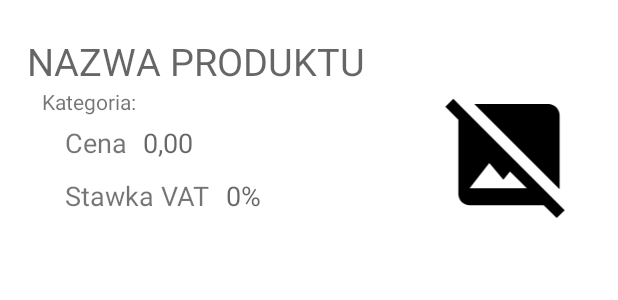
After one commit to Opelpe/Zadanie-rekrutacyjne, an Android app: the layout item_product.xml on its own in the app's theme, with its tools: preview values and no code run, on a phone screen of 412 x 824 dp. The commit adds this screen. Shown: the top 300 px of the screen. Run offline under Robolectric (Android 15) with nearby library versions, the phone set to English and light mode, and no system bars.

Commit message:
Added item_product.xml

```diff
--- /dev/null
+++ b/app/src/main/res/drawable/ic_image_not_supported.xml
@@ -0,0 +1,5 @@
+<vector android:height="18dp" android:tint="#000000"
+    android:viewportHeight="24" android:viewportWidth="24"
+    android:width="18dp" xmlns:android="http://schemas.android.com/apk/res/android">
+    <path android:fillColor="@android:color/white" android:pathData="M21.9,21.9l-8.49,-8.49l0,0L3.59,3.59l0,0L2.1,2.1L0.69,3.51L3,5.83V19c0,1.1 0.9,2 2,2h13.17l2.31,2.31L21.9,21.9zM5,18l3.5,-4.5l2.5,3.01L12.17,15l3,3H5zM21,18.17L5.83,3H19c1.1,0 2,0.9 2,2V18.17z"/>
+</vector>
--- /dev/null
+++ b/app/src/main/res/layout/item_product.xml
@@ -0,0 +1,100 @@
+<?xml version="1.0" encoding="utf-8"?>
+<androidx.constraintlayout.widget.ConstraintLayout xmlns:android="http://schemas.android.com/apk/res/android"
+    xmlns:app="http://schemas.android.com/apk/res-auto"
+    android:layout_width="match_parent"
+    android:layout_height="wrap_content"
+    android:padding="8dp">
+
+    <TextView
+        android:id="@+id/nameTextView"
+        android:layout_width="0dp"
+        android:layout_height="wrap_content"
+        android:hint="@string/product_name_text"
+        android:paddingStart="10dp"
+        android:paddingEnd="10dp"
+        android:paddingTop="15dp"
+        android:textAlignment="viewStart"
+        android:textSize="@dimen/size_big_text"
+        app:layout_constraintEnd_toEndOf="parent"
+        app:layout_constraintStart_toStartOf="parent"
+        app:layout_constraintTop_toTopOf="parent" />
+
+    <TextView
+        android:id="@+id/categoryJustText"
+        android:layout_width="wrap_content"
+        android:layout_height="wrap_content"
+        android:paddingStart="20dp"
+        android:text="@string/category_text"
+        android:textSize="@dimen/size_small_text"
+        app:layout_constraintStart_toStartOf="parent"
+        app:layout_constraintTop_toBottomOf="@id/nameTextView" />
+
+    <TextView
+        android:id="@+id/categoryTextView"
+        android:layout_width="0dp"
+        android:layout_height="wrap_content"
+        android:paddingStart="5dp"
+        android:paddingEnd="5dp"
+        android:textSize="@dimen/size_small_text"
+        app:layout_constraintEnd_toStartOf="@id/itemImageView"
+        app:layout_constraintStart_toEndOf="@id/categoryJustText"
+        app:layout_constraintTop_toTopOf="@id/categoryJustText" />
+
+    <TextView
+        android:id="@+id/priceJustText"
+        android:layout_width="wrap_content"
+        android:layout_height="wrap_content"
+        android:layout_marginStart="30dp"
+        android:padding="5dp"
+        android:text="@string/price_text"
+        android:textSize="@dimen/size_medium_text"
+        app:layout_constraintStart_toStartOf="parent"
+        app:layout_constraintTop_toBottomOf="@id/categoryJustText" />
+
+    <TextView
+        android:id="@+id/priceTextView"
+        android:layout_width="0dp"
+        android:layout_height="wrap_content"
+        android:hint="0,00"
+        android:padding="5dp"
+        android:textAlignment="viewStart"
+        android:textSize="@dimen/size_medium_text"
+        app:layout_constraintEnd_toStartOf="@id/itemImageView"
+        app:layout_constraintStart_toEndOf="@id/priceJustText"
+        app:layout_constraintTop_toTopOf="@id/priceJustText" />
+
+    <TextView
+        android:id="@+id/taxJustText"
+        android:layout_width="wrap_content"
+        android:layout_height="wrap_content"
+        android:layout_marginStart="30dp"
+        android:padding="5dp"
+        android:text="@string/tax_text"
+        android:textSize="@dimen/size_medium_text"
+        app:layout_constraintStart_toStartOf="parent"
+        app:layout_constraintTop_toBottomOf="@id/priceTextView" />
+
+    <TextView
+        android:id="@+id/taxTextView"
+        android:layout_width="0dp"
+        android:layout_height="wrap_content"
+        android:hint="0%"
+        android:padding="5dp"
+        android:textAlignment="viewStart"
+        android:textSize="@dimen/size_medium_text"
+        app:layout_constraintEnd_toStartOf="@id/itemImageView"
+        app:layout_constraintStart_toEndOf="@id/taxJustText"
+        app:layout_constraintTop_toTopOf="@id/taxJustText" />
+
+    <ImageView
+        android:id="@+id/itemImageView"
+        android:layout_width="0dp"
+        android:layout_height="0dp"
+        android:src="@drawable/ic_image_not_supported"
+        app:layout_constraintBottom_toBottomOf="parent"
+        app:layout_constraintEnd_toEndOf="@id/nameTextView"
+        app:layout_constraintStart_toEndOf="@id/taxTextView"
+        app:layout_constraintTop_toBottomOf="@id/nameTextView" />
+
+
+</androidx.constraintlayout.widget.ConstraintLayout>
--- /dev/null
+++ b/app/src/main/res/values/dimens.xml
@@ -0,0 +1,6 @@
+<?xml version="1.0" encoding="utf-8"?>
+<resources>
+    <dimen name="size_big_text">25sp</dimen>
+    <dimen name="size_medium_text">18sp</dimen>
+    <dimen name="size_small_text">14sp</dimen>
+</resources>
--- a/app/src/main/res/values/strings.xml
+++ b/app/src/main/res/values/strings.xml
@@ -1,3 +1,7 @@
 <resources>
     <string name="app_name">Zadanie rekrutacyjne - GoPOS</string>
+    <string name="product_name_text">NAZWA PRODUKTU</string>
+    <string name="price_text">Cena</string>
+    <string name="tax_text">Stawka VAT</string>
+    <string name="category_text">Kategoria:</string>
 </resources>
```
